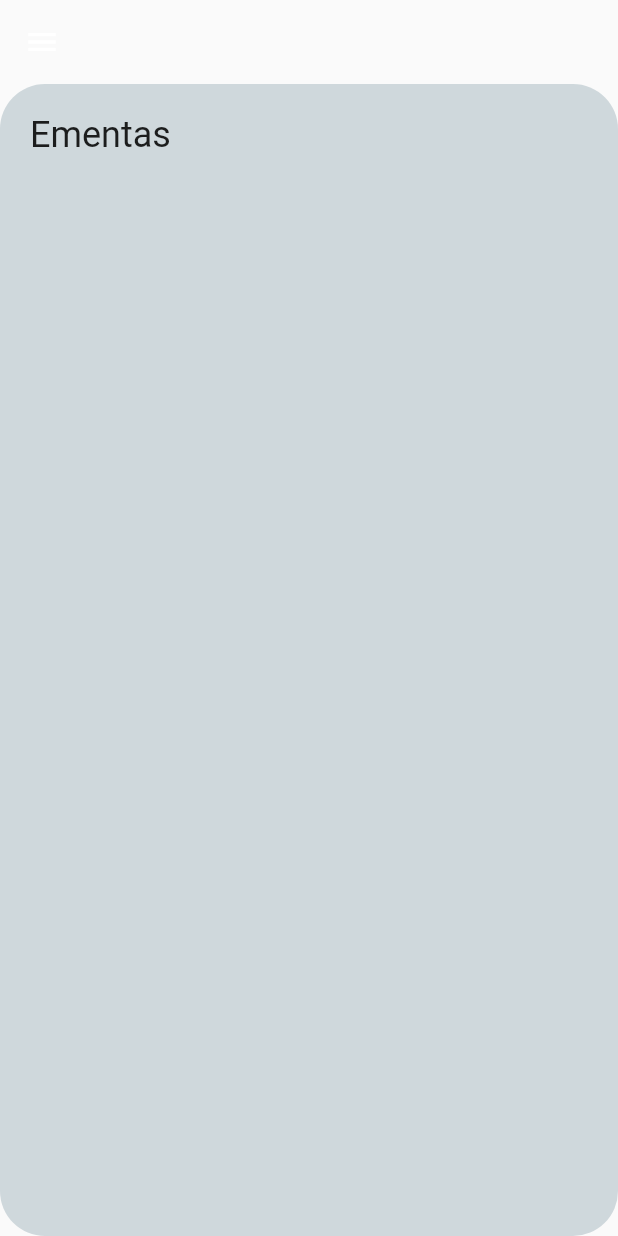
After one commit to ComputacaoMovel2023-Classroom/tp-c_CentralIPS, a Flutter app: the EmentasUI screen opened directly, on a phone screen of 412 x 824 dp. The commit adds this screen. Run offline on Flutter 3.47's test engine with Material 2 defaults, Android fonts, the phone set to English and light mode, and no system bars.

Commit message:
esqueleto ementas

```diff
--- /dev/null
+++ b/CentralIPS/lib/Ementas/ementasUI.dart
@@ -0,0 +1,36 @@
+// ignore: duplicate_ignore
+// ignore: file_names
+// ignore_for_file: file_names
+
+import 'package:flutter/material.dart';
+
+class EmentasUI extends StatelessWidget {
+  const EmentasUI({super.key});
+
+  @override
+  Widget build(BuildContext context) {
+    return Scaffold(
+      appBar: AppBar(
+        backgroundColor: Colors.transparent,
+        elevation: 0,
+        leading: const Icon(Icons.menu),
+      ),
+      body: Container(
+        decoration: BoxDecoration(
+          color: Colors.blueGrey[100],
+          borderRadius: BorderRadius.circular(30),
+        ),
+        child: const Align(
+          alignment: Alignment.topLeft,
+          child: Padding(
+            padding: EdgeInsets.all(20),
+            child: Text(
+              "Ementas",
+              style: TextStyle(fontSize: 24),
+            ),
+          ),
+        ),
+      ),
+    );
+  }
+}
--- a/CentralIPS/lib/footer_menu/footer_menu.dart
+++ b/CentralIPS/lib/footer_menu/footer_menu.dart
@@ -1,4 +1,5 @@
 import 'package:flutter/material.dart';
+import 'package:centralips/Ementas/ementasUI.dart';
 
 class BottomNavigationExample extends StatefulWidget {
   const BottomNavigationExample({Key? key}) : super(key: key);
@@ -33,6 +34,12 @@ class _BottomNavigationExampleState extends State {
     setState(() {
       _selectedTab = index;
     });
+    if (index == 0) {
+      Navigator.push(
+        context,
+        MaterialPageRoute(builder: (context) => const EmentasUI()),
+      );
+    }
   }
 
   @override
```
